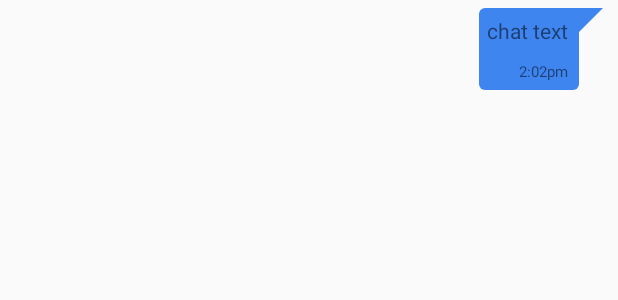
After one commit to Zohirul369/Chatting_Application, an Android app: the layout sample_sender.xml on its own in the app's theme, with its tools: preview values and no code run, on a phone screen of 412 x 824 dp. The commit adds this screen. Shown: the top 300 px of the screen. Run offline under Robolectric (Android 15) with nearby library versions, the phone set to English and light mode, and no system bars.

Commit message:
chat page done

```diff
--- a/app/src/main/res/drawable/chat_bg_reciever.xml
+++ b/app/src/main/res/drawable/chat_bg_receiver.xml
@@ -7,14 +7,14 @@
             android:pivotY="0%"
             android:toDegrees="0" >
             <shape android:shape="rectangle" >
-                <solid android:color="@color/white" />
+                <solid android:color="@color/green_blue" />
             </shape>
         </rotate>
     </item>
     <item android:left="16dp">
         <shape android:shape="rectangle" >
-            <solid android:color="@color/white" />
-            <corners android:radius="4dp" />
+            <solid android:color="@color/green_blue" />
+            <corners android:radius="15dp" />
         </shape>
     </item>
 </layer-list>
--- a/app/src/main/res/layout/sample_reciever.xml
+++ /dev/null
@@ -1,6 +0,0 @@
-<?xml version="1.0" encoding="utf-8"?>
-<androidx.constraintlayout.widget.ConstraintLayout xmlns:android="http://schemas.android.com/apk/res/android"
-    android:layout_width="match_parent"
-    android:layout_height="match_parent">
-
-</androidx.constraintlayout.widget.ConstraintLayout>
--- /dev/null
+++ b/app/src/main/res/layout/sample_sender.xml
@@ -0,0 +1,53 @@
+<?xml version="1.0" encoding="utf-8"?>
+<RelativeLayout xmlns:android="http://schemas.android.com/apk/res/android"
+    xmlns:tools="http://schemas.android.com/tools"
+    android:layout_width="wrap_content"
+    android:layout_height="wrap_content"
+    xmlns:app="http://schemas.android.com/apk/res-auto">
+
+    <androidx.constraintlayout.widget.ConstraintLayout
+        android:layout_width="wrap_content"
+        android:layout_height="wrap_content"
+        android:layout_alignParentRight="true"
+        android:layout_marginStart="5dp"
+        android:layout_marginTop="5dp"
+        android:layout_marginEnd="10dp"
+        android:background="@drawable/chat_bg_sender"
+        android:maxWidth="320dp"
+        android:maxHeight="320dp"
+        android:minHeight="30dp">
+
+        <TextView
+            android:id="@+id/sender_chat_mgs"
+            android:layout_width="wrap_content"
+            android:layout_height="wrap_content"
+            android:layout_marginEnd="18dp"
+            android:inputType="textLongMessage|textMultiLine"
+            android:maxWidth="280dp"
+            android:minHeight="30dp"
+            android:padding="5dp"
+            android:text="chat text"
+            app:layout_constraintBottom_toTopOf="@+id/sender_time_view"
+            app:layout_constraintEnd_toEndOf="parent"
+            app:layout_constraintStart_toStartOf="parent" />
+
+        <TextView
+            android:id="@+id/sender_time_view"
+            android:layout_width="wrap_content"
+            android:layout_height="wrap_content"
+            android:padding="5dp"
+            android:text="2:02pm"
+            android:textSize="10dp"
+            app:layout_constraintBottom_toBottomOf="parent"
+            app:layout_constraintEnd_toStartOf="@+id/sender_guideline" />
+
+
+        <androidx.constraintlayout.widget.Guideline
+            android:id="@+id/sender_guideline"
+            android:layout_width="wrap_content"
+            android:layout_height="wrap_content"
+            android:orientation="vertical"
+            app:layout_constraintGuide_end="18dp" />
+    </androidx.constraintlayout.widget.ConstraintLayout>
+
+</RelativeLayout>
```
Also changed, not shown: app/src/main/java/com/example/chatting_application/Adapter/ChatAdapter.java (added, +102 -0 lines), app/src/main/java/com/example/chatting_application/ChatDetailActivity.java (+5 -2 lines), app/src/main/java/com/example/chatting_application/Model/Messages.java (added, +53 -0 lines), app/src/main/res/layout/sample_receiver.xml (added, +42 -0 lines), 1 other file.
